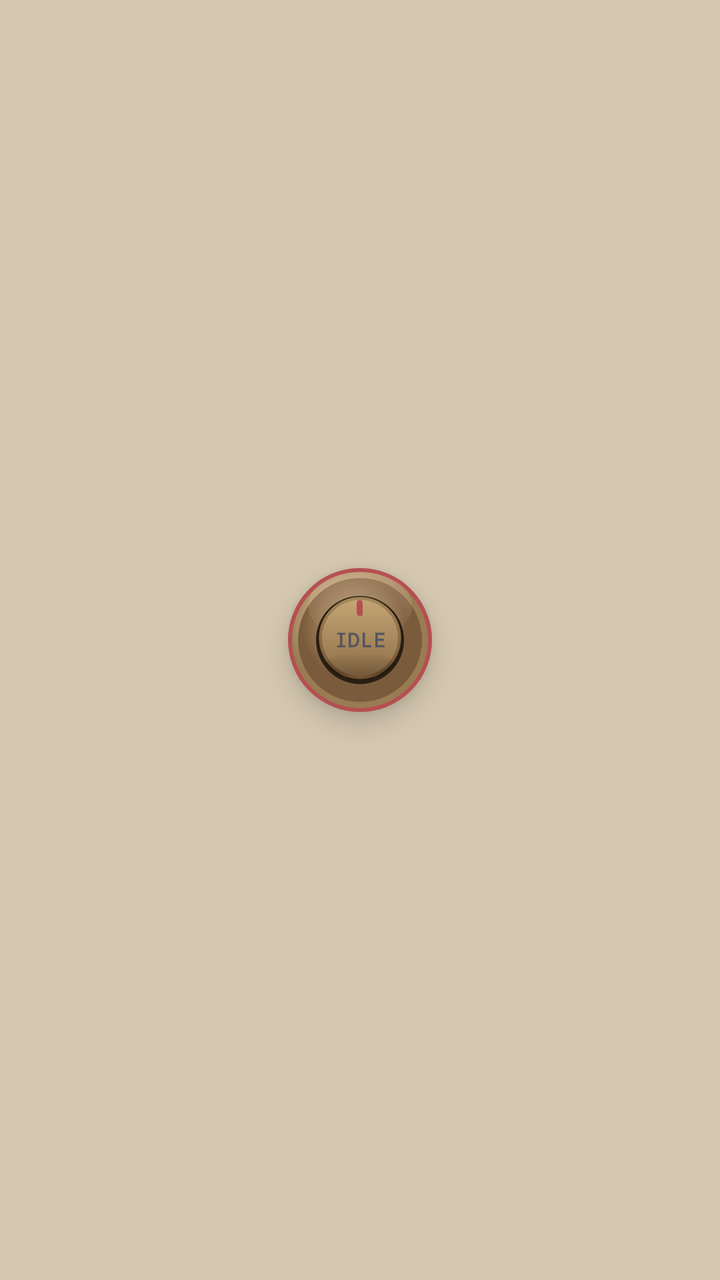
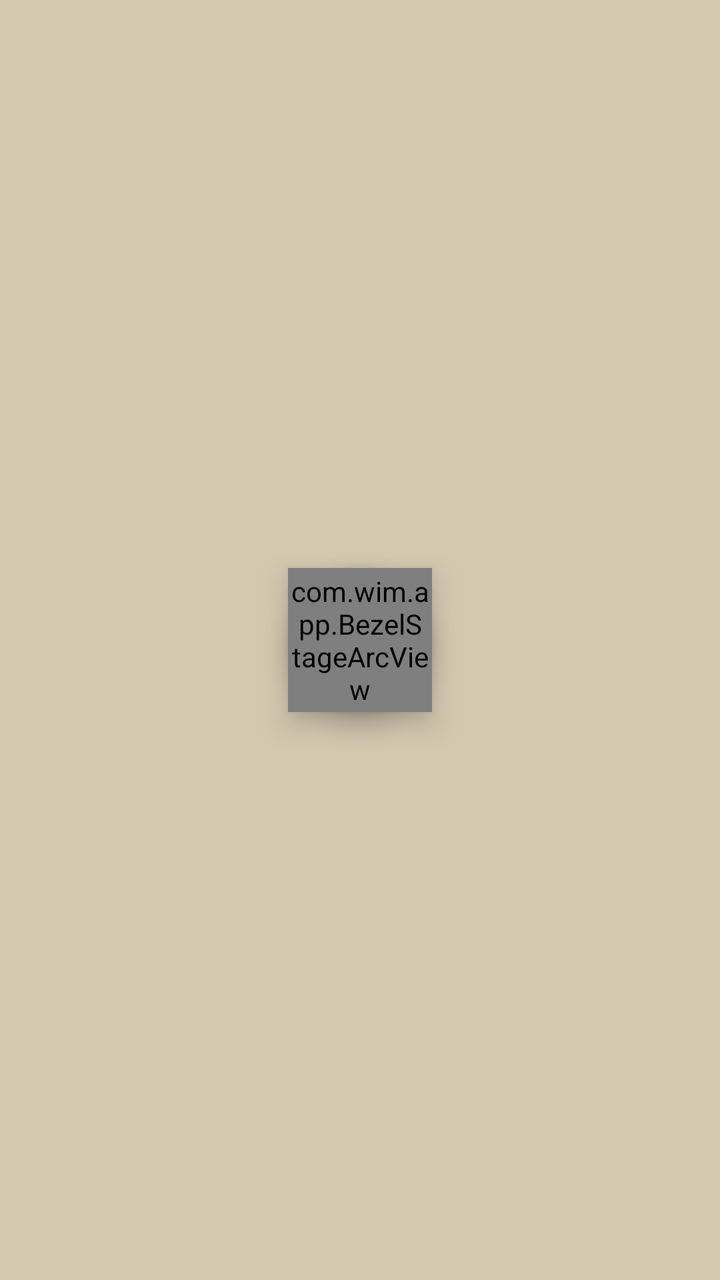

The first picture is an Android layout as it rendered before a commit; the second is the same layout after the commit. The layout source and the unified diff follow.
<!-- AndroidManifest.xml: application theme Theme.WhatIMeant -->
<!-- res/layout/bubble.xml -->
<?xml version="1.0" encoding="utf-8"?>
<FrameLayout xmlns:android="http://schemas.android.com/apk/res/android"
    android:layout_width="120dp"
    android:layout_height="120dp"
    android:id="@+id/bubbleRoot"
    android:clipChildren="false"
    android:clipToPadding="false"
    android:soundEffectsEnabled="false">

    
    <View
        android:id="@+id/ring1"
        android:layout_width="64dp"
        android:layout_height="64dp"
        android:layout_gravity="center"
        android:background="@drawable/pulse_ring"
        android:alpha="0" />

    <View
        android:id="@+id/ring2"
        android:layout_width="64dp"
        android:layout_height="64dp"
        android:layout_gravity="center"
        android:background="@drawable/pulse_ring"
        android:alpha="0" />

    <View
        android:id="@+id/ring3"
        android:layout_width="64dp"
        android:layout_height="64dp"
        android:layout_gravity="center"
        android:background="@drawable/pulse_ring_outer"
        android:alpha="0" />

    
    <FrameLayout
        android:id="@+id/bubbleBezel"
        android:layout_width="72dp"
        android:layout_height="72dp"
        android:layout_gravity="center"
        android:background="@drawable/bubble_bg_idle"
        android:elevation="8dp">

        
        <View
            android:id="@+id/clarifierBgYes"
            android:layout_width="36dp"
            android:layout_height="72dp"
            android:layout_gravity="start"
            android:background="@drawable/clarifier_half_yes"
            android:visibility="gone"
            android:clipChildren="true" />

        <View
            android:id="@+id/clarifierBgNo"
            android:layout_width="36dp"
            android:layout_height="72dp"
            android:layout_gravity="end"
            android:background="@drawable/clarifier_half_no"
            android:visibility="gone"
            android:clipChildren="true" />

        
        <TextView
            android:id="@+id/bezelYes"
            android:layout_width="18dp"
            android:layout_height="24dp"
            android:layout_gravity="start|center_vertical"
            android:layout_marginStart="1dp"
            android:gravity="center"
            android:text="✓"
            android:textColor="#FFFFFFFF"
            android:textSize="14sp"
            android:textStyle="bold"
            android:fontFamily="monospace"
            android:visibility="gone"
            android:clickable="false"
            android:focusable="false" />

        <TextView
            android:id="@+id/bezelNo"
            android:layout_width="18dp"
            android:layout_height="24dp"
            android:layout_gravity="end|center_vertical"
            android:layout_marginEnd="1dp"
            android:gravity="center"
            android:text="✕"
            android:textColor="#FFFFFFFF"
            android:textSize="14sp"
            android:textStyle="bold"
            android:fontFamily="monospace"
            android:visibility="gone"
            android:clickable="false"
            android:focusable="false" />

        
        <ImageView
            android:id="@+id/bezelRegen"
            android:layout_width="14dp"
            android:layout_height="14dp"
            android:layout_gravity="bottom|center_horizontal"
            android:layout_marginBottom="2dp"
            android:src="@drawable/ic_regen"
            android:contentDescription="Regenerate"
            android:visibility="gone"
            android:clickable="true"
            android:focusable="true" />

        
        <FrameLayout
            android:id="@+id/bubbleInner"
            android:layout_width="44dp"
            android:layout_height="44dp"
            android:layout_gravity="center"
            android:background="@drawable/bubble_inner_knob">

            
            <View
                android:id="@+id/bubbleTick"
                android:layout_width="3dp"
                android:layout_height="8dp"
                android:layout_gravity="top|center_horizontal"
                android:layout_marginTop="2dp"
                android:background="@drawable/knob_tick" />

            <LinearLayout
                android:layout_width="match_parent"
                android:layout_height="wrap_content"
                android:layout_gravity="center"
                android:orientation="vertical"
                android:gravity="center"
                android:paddingStart="2dp"
                android:paddingEnd="2dp">

                <TextView
                    android:id="@+id/bubbleLabel"
                    android:layout_width="match_parent"
                    android:layout_height="wrap_content"
                    android:text="IDLE"
                    android:textColor="#FF555560"
                    android:textSize="10sp"
                    android:fontFamily="monospace"
                    android:letterSpacing="0.05"
                    android:textStyle="bold"
                    android:gravity="center"
                    android:maxLines="1" />

                <TextView
                    android:id="@+id/bubbleTime"
                    android:layout_width="wrap_content"
                    android:layout_height="wrap_content"
                    android:text="0:00"
                    android:textColor="#FF9A4040"
                    android:textSize="8sp"
                    android:fontFamily="monospace"
                    android:letterSpacing="0.1"
                    android:visibility="gone" />

            </LinearLayout>

            
            <TextView
                android:id="@+id/twistConfirmCheck"
                android:layout_width="match_parent"
                android:layout_height="match_parent"
                android:gravity="center"
                android:text="✓"
                android:textColor="#FF4CAF50"
                android:textSize="22sp"
                android:textStyle="bold"
                android:fontFamily="monospace"
                android:visibility="gone"
                android:clickable="false"
                android:focusable="false" />
        </FrameLayout>
    </FrameLayout>
</FrameLayout>
<!-- resources referenced by this layout -->
<resources>
  <!-- drawable clarifier_half_no (drawable) -->
  <?xml version="1.0" encoding="utf-8"?>
  <layer-list xmlns:android="http://schemas.android.com/apk/res/android">
      <item android:left="-36dp">
          <shape android:shape="oval">
              <solid android:color="#CCC62828" />
              <size android:width="72dp" android:height="72dp" />
          </shape>
      </item>
  </layer-list>
  <!-- drawable clarifier_half_yes (drawable) -->
  <?xml version="1.0" encoding="utf-8"?>
  <layer-list xmlns:android="http://schemas.android.com/apk/res/android">
      <item android:right="-36dp">
          <shape android:shape="oval">
              <solid android:color="#CC2E7D32" />
              <size android:width="72dp" android:height="72dp" />
          </shape>
      </item>
  </layer-list>
  <!-- drawable ic_regen (drawable) -->
  <?xml version="1.0" encoding="utf-8"?>
  <vector xmlns:android="http://schemas.android.com/apk/res/android"
      android:width="14dp"
      android:height="14dp"
      android:viewportWidth="24"
      android:viewportHeight="24"
      android:tint="#FFD2B97C">
      <path
          android:fillColor="#FFD2B97C"
          android:pathData="M17.65,6.35C16.2,4.9 14.21,4 12,4c-4.42,0 -7.99,3.58 -7.99,8s3.57,8 7.99,8c3.73,0 6.84,-2.55 7.73,-6h-2.08c-0.82,2.33 -3.04,4 -5.65,4 -3.31,0 -6,-2.69 -6,-6s2.69,-6 6,-6c1.66,0 3.14,0.69 4.22,1.78L13,11h7V4l-2.35,2.35z" />
  </vector>
  <!-- drawable knob_tick (drawable) -->
  <?xml version="1.0" encoding="utf-8"?>
  <layer-list xmlns:android="http://schemas.android.com/apk/res/android">
      
      <item android:left="1dp" android:top="1dp">
          <shape android:shape="rectangle">
              <solid android:color="#40000000" />
              <corners android:radius="1.5dp" />
              <size android:width="3dp" android:height="8dp" />
          </shape>
      </item>
      
      <item>
          <shape android:shape="rectangle">
              <solid android:color="#FFB55050" />
              <corners android:radius="1.5dp" />
              <size android:width="3dp" android:height="8dp" />
          </shape>
      </item>
  </layer-list>
  <!-- drawable pulse_ring (drawable) -->
  <?xml version="1.0" encoding="utf-8"?>
  <shape xmlns:android="http://schemas.android.com/apk/res/android"
      android:shape="oval">
      <solid android:color="#00000000" />
      <stroke android:width="2dp" android:color="#CCEF4444" />
      <size android:width="64dp" android:height="64dp" />
  </shape>
  <!-- drawable pulse_ring_outer (drawable) -->
  <?xml version="1.0" encoding="utf-8"?>
  <shape xmlns:android="http://schemas.android.com/apk/res/android"
      android:shape="oval">
      <solid android:color="#00000000" />
      <stroke android:width="1dp" android:color="#99B91C1C" />
      <size android:width="64dp" android:height="64dp" />
  </shape>
  <color name="red_primary">#FFB91C1C</color>
  <color name="text_white">#FF1A1612</color>
  <color name="bg_surface">#FFE8DDC4</color>
  <color name="text_primary">#FF2A2420</color>
  <color name="bg_base">#FFD4C8B0</color>
  <color name="text_secondary">#FF6B5D4A</color>
  <color name="bg_elevated">#FFF0E8D8</color>
  <!-- unchanged entries left out for length: 3 -->
</resources>

<!-- the commit's change to res/layout/bubble.xml (unified diff, before → after) -->
@@ -40,6 +40,14 @@
         android:layout_gravity="center"
         android:background="@drawable/bubble_bg_idle"
         android:elevation="8dp">
+
+        
+        <com.wim.app.BezelStageArcView
+            android:id="@+id/bubbleStageArc"
+            android:layout_width="match_parent"
+            android:layout_height="match_parent"
+            android:layout_gravity="center"
+            android:elevation="9dp" />
 
         
         <View
